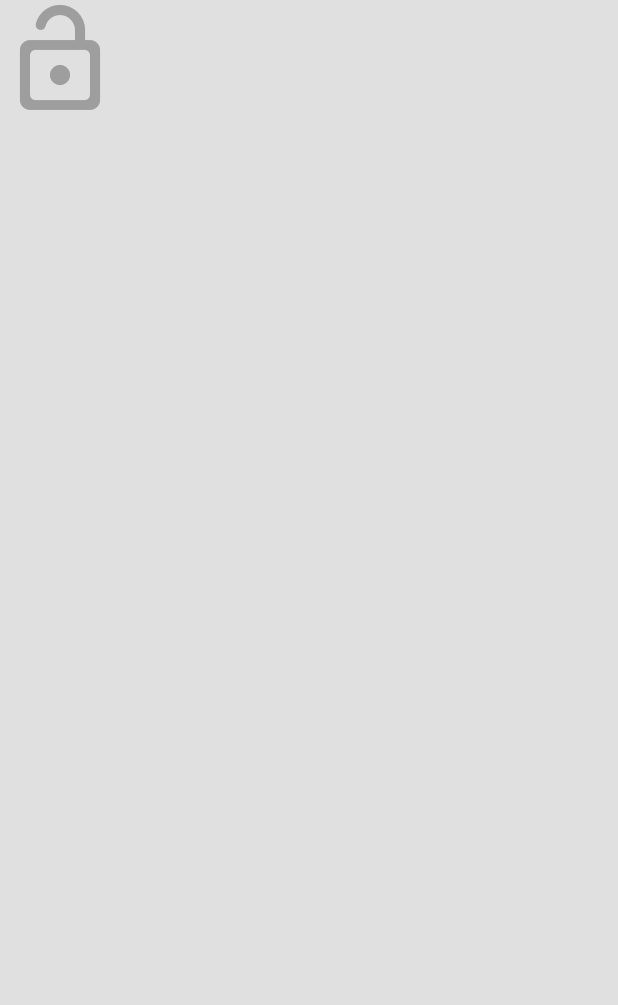
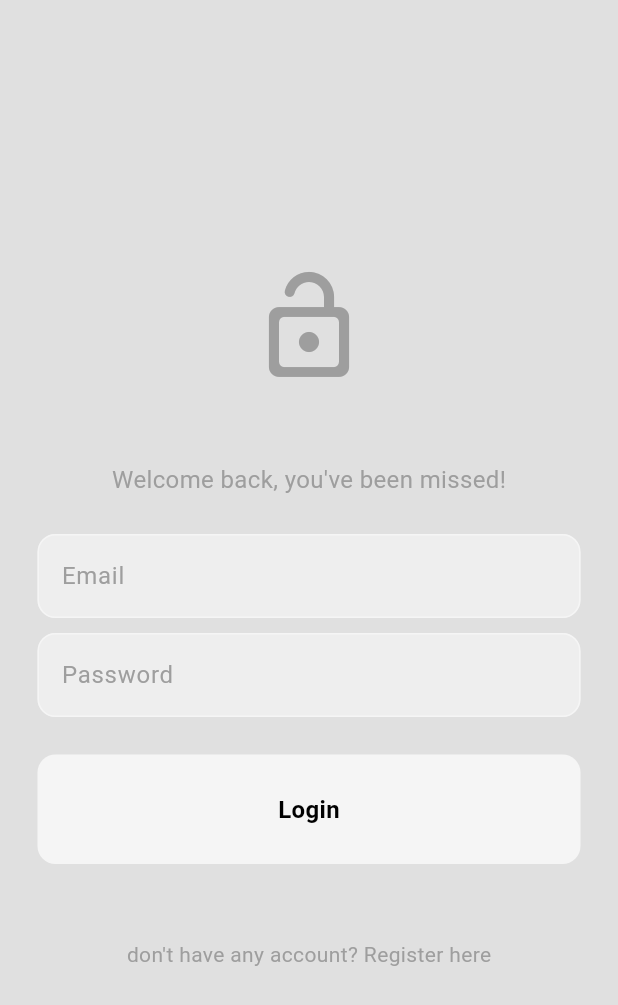
Before and after one commit to dikayo05/haijuga, a Flutter app: the screen it shows after launch, on a phone screen of 412 x 824 dp. Shown: the top 1005 px of the screen. Run offline on Flutter 3.47's test engine with Material 3 defaults, Android fonts, the phone set to English and light mode, and no system bars; our stand-ins replace firebase_auth, firebase_core, flutter_bloc; accounts and stored records are empty.

Commit message:
Update login page

```diff
--- /dev/null
+++ b/lib/features/auth/presentation/components/my_button.dart
@@ -0,0 +1,28 @@
+import 'package:flutter/material.dart';
+
+class MyButton extends StatelessWidget {
+  const MyButton({super.key, required this.onTap, required this.text});
+
+  final void Function()? onTap;
+  final String text;
+
+  @override
+  Widget build(BuildContext context) {
+    return GestureDetector(
+      onTap: onTap,
+      child: Container(
+        padding: const EdgeInsets.all(25),
+        decoration: BoxDecoration(
+          color: Theme.of(context).colorScheme.tertiary,
+          borderRadius: BorderRadius.circular(12),
+        ),
+        child: Center(
+          child: Text(
+            text,
+            style: const TextStyle(fontWeight: FontWeight.bold, fontSize: 16),
+          ),
+        ),
+      ),
+    );
+  }
+}
--- /dev/null
+++ b/lib/features/auth/presentation/components/my_text_field.dart
@@ -0,0 +1,39 @@
+import 'package:flutter/material.dart';
+
+class MyTextField extends StatelessWidget {
+  const MyTextField({
+    super.key,
+    required this.controller,
+    required this.hintText,
+    required this.obscureText,
+  });
+
+  final TextEditingController controller;
+  final String hintText;
+  final bool obscureText;
+
+  @override
+  Widget build(BuildContext context) {
+    return TextField(
+      controller: controller,
+      obscureText: obscureText,
+      decoration: InputDecoration(
+        // border when unselected
+        enabledBorder: OutlineInputBorder(
+          borderRadius: BorderRadius.circular(12),
+          borderSide: BorderSide(color: Theme.of(context).colorScheme.tertiary),
+        ),
+
+        // border when selected
+        focusedBorder: OutlineInputBorder(
+          borderRadius: BorderRadius.circular(12),
+          borderSide: BorderSide(color: Theme.of(context).colorScheme.primary),
+        ),
+        hintText: hintText,
+        hintStyle: TextStyle(color: Theme.of(context).colorScheme.primary),
+        fillColor: Theme.of(context).colorScheme.secondary,
+        filled: true
+      ),
+    );
+  }
+}
--- a/lib/features/auth/presentation/pages/login_page.dart
+++ b/lib/features/auth/presentation/pages/login_page.dart
@@ -15,6 +15,8 @@ if user doesn't have an account yet, they can go to register page from here to c
 */
 
 import 'package:flutter/material.dart';
+import 'package:haijuga/features/auth/presentation/components/my_button.dart';
+import 'package:haijuga/features/auth/presentation/components/my_text_field.dart';
 
 class LoginPage extends StatefulWidget {
   const LoginPage({super.key});
@@ -24,17 +26,78 @@ class LoginPage extends StatefulWidget {
 }
 
 class _LoginPageState extends State<LoginPage> {
+  // text controller
+  final emailController = TextEditingController();
+  final passwordController = TextEditingController();
+
   // BUILD UI
   @override
   Widget build(BuildContext context) {
     // SCAFFOLD
     return Scaffold(
       // BODY
-      body: SafeArea(child: Column(
-        children: [
-          Icon(Icons.lock_open_rounded, size: 80, color: Theme.of(context).colorScheme.primary)
-        ],
-      )),
+      body: SafeArea(
+        child: Center(
+          child: Padding(
+            padding: const EdgeInsets.symmetric(horizontal: 25.0),
+            child: Column(
+              mainAxisAlignment: MainAxisAlignment.center,
+              children: [
+                // logo
+                Icon(
+                  Icons.lock_open_rounded,
+                  size: 80,
+                  color: Theme.of(context).colorScheme.primary,
+                ),
+
+                const SizedBox(height: 50),
+
+                // welcome back message
+                Text(
+                  "Welcome back, you've been missed!",
+                  style: TextStyle(
+                    color: Theme.of(context).colorScheme.primary,
+                    fontSize: 16,
+                  ),
+                ),
+
+                const SizedBox(height: 25),
+
+                // email text field
+                MyTextField(
+                  controller: emailController,
+                  hintText: "Email",
+                  obscureText: false,
+                ),
+
+                const SizedBox(height: 10),
+
+                // password text field
+                MyTextField(
+                  controller: passwordController,
+                  hintText: "Password",
+                  obscureText: true,
+                ),
+
+                const SizedBox(height: 25),
+
+                // login button
+                MyButton(onTap: () {}, text: "Login"),
+
+                const SizedBox(height: 50),
+
+                // not a member? register now button
+                Text(
+                  "don't have any account? Register here",
+                  style: TextStyle(
+                    color: Theme.of(context).colorScheme.primary,
+                  ),
+                ),
+              ],
+            ),
+          ),
+        ),
+      ),
     );
   }
 }
--- /dev/null
+++ b/lib/features/auth/presentation/pages/register_page.dart
@@ -0,0 +1,15 @@
+import 'package:flutter/widgets.dart';
+
+class RegisterPage extends StatefulWidget {
+  const RegisterPage({super.key});
+
+  @override
+  State<RegisterPage> createState() => _RegisterPageState();
+}
+
+class _RegisterPageState extends State<RegisterPage> {
+  @override
+  Widget build(BuildContext context) {
+    return const Placeholder();
+  }
+}
```
Also changed, not shown: 1 other file.
